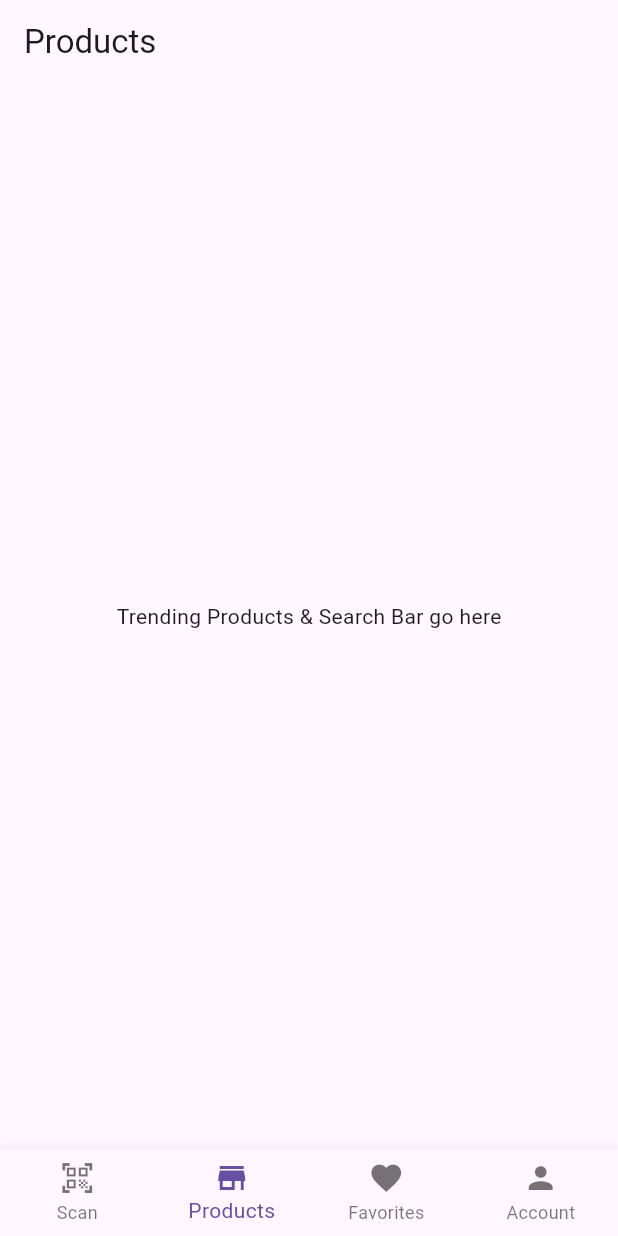
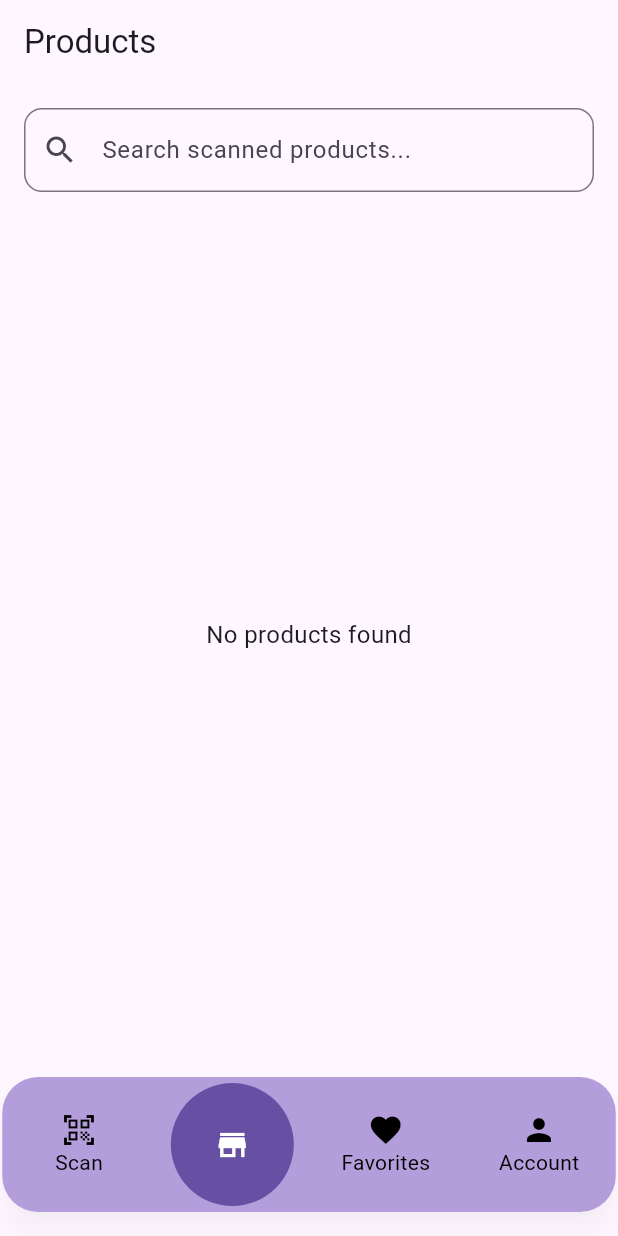
Before and after one commit to Dandaman130/capstone_project, a Flutter app: the screen it shows after launch, item 2 of the bottom bar chosen, on a phone screen of 412 x 824 dp. Run offline on Flutter 3.47's test engine with Material 3 defaults, Android fonts, the light colour scheme and no system bars; drawn by our look-alikes of flutter_snake_navigationbar; our stand-ins replace flutter_riverpod; missing offline and left inert: mobile_scanner.

Commit message:
Implementation of the search bar and snakebar for navigation

```diff
--- a/lib/main.dart
+++ b/lib/main.dart
@@ -2,9 +2,9 @@
 Current State 9/24/25 Last Modified v(beta 1.0)
 Consists of the app startup and bottom nav bar
 
-Things to Conisder
-updating bottom nav bar with newer flutter package
-reformatting the code
+Update 9/29/25
+Snake bar has been implemented, though positioning needs to be fixed slightly
+Code still needs to be reformatted
 */
 
 import 'package:flutter/material.dart';
@@ -14,17 +14,15 @@ import 'screens/screen2.dart';
 import 'screens/screen3.dart';
 import 'screens/screen4.dart';
 import 'services/local_product_loader.dart';
-
+import 'package:flutter_snake_navigationbar/flutter_snake_navigationbar.dart';
 
 void main() async {
-  WidgetsFlutterBinding.ensureInitialized(); //Required for asset loading
-  await LocalProductLoader.load();           //Loading  sample_products.json
+  WidgetsFlutterBinding.ensureInitialized(); // Required for asset loading
+  await LocalProductLoader.load();           // Loading sample_products.json
   runApp(const ProviderScope(child: MyApp()));
 }
 
-//void main() => runApp(const ProviderScope(child: MyApp())); //The OG startup func
-
-
+// void main() => runApp(const ProviderScope(child: MyApp())); // The OG startup func
 
 class MyApp extends StatelessWidget {
   const MyApp({Key? key}) : super(key: key);
@@ -64,16 +62,55 @@ class _MainPageState extends State<MainPage> {
     });
   }
 
-  //This is the bottom nav bar that will need to be replaced
-  //At some point, it is only temp so don't forget to
-  //REFACTOR CODE W/THIS IN MIND!!!!
   @override
   Widget build(BuildContext context) {
+    //Theme color for snake (keeps color consistent with app theme)
+    final Color primary = Theme.of(context).primaryColor;
+
     return Scaffold(
       body: _pages[_currentIndex],
-      bottomNavigationBar: BottomNavigationBar(
+
+      //Centered floating Snake Navigation Bar
+      bottomNavigationBar: Padding(
+        //Creates equal vertical & horizontal distance/padding/whatever
+        padding: const EdgeInsets.symmetric(horizontal: 1.5, vertical: 16.0),
+        child: SizedBox(
+          //Fixed height (need to look into this to fix RenderFlex overflow)
+          height: 90,
+          child: SnakeNavigationBar.color(
+            behaviour: SnakeBarBehaviour.floating,
+            snakeShape: SnakeShape.circle,
+
+            //Round
+            shape: const RoundedRectangleBorder(
+              borderRadius: BorderRadius.all(Radius.circular(24)),
+            ),
+
+            //IMPORTANT: Internal padding set to zero so the library distributes
+            //items evenly across the full width of this SizedBox.
+            padding: EdgeInsets.zero,
+
+            //Inner height of the bar
+            height: 64,
+
+            //Color of the bar (can adjust this to whatever, I just like purple :D)
+            backgroundColor: Colors.deepPurple[200], //Snakebar background color
+            snakeViewColor: primary,              //Color of the snake indicator
+            selectedItemColor: Colors.white,      //The color of the icon when it's selected (circled)
+            unselectedItemColor: Colors.black,     //The color of the icon when it's not selected
+
+            // Float shadow to emphasize elevation
+            shadowColor: Colors.black.withOpacity(0.18),
+            elevation: 8,
+
+            // keep labels visible (optional)
+            showSelectedLabels: true,
+            showUnselectedLabels: true,
+
+            // navigation handling
             currentIndex: _currentIndex,
             onTap: _onTabTapped,
+
             items: const [
               BottomNavigationBarItem(
                 icon: Icon(Icons.qr_code_scanner),
@@ -92,7 +129,8 @@ class _MainPageState extends State<MainPage> {
                 label: 'Account',
               ),
             ],
-        type: BottomNavigationBarType.fixed,
+          ),
+        ),
       ),
     );
   }
--- a/lib/screens/screen2.dart
+++ b/lib/screens/screen2.dart
@@ -1,16 +1,94 @@
+/*
+Changes Made: Sept 29, 2025
+Implemented search bar
+- Realtime search that filters products by name or brand
+- Products are stored in ScannedProductCache.all; screen filters list to display
+items that match the search query
+-Shows name, brand, quantity, and nutriscore (Can update this if needed)
+- "No products found" if an item is searched and hasn't been scanned
+
+TODO:
+-Implementation of hive package for caching
+-Design
+ */
+
+
 import 'package:flutter/material.dart';
+import '../services/scanned_product_cache.dart';
+import '../models/scanned_product.dart';
 
-class Screen2 extends StatelessWidget {
+class Screen2 extends StatefulWidget {
   const Screen2({Key? key}) : super(key: key);
 
   @override
+  State<Screen2> createState() => _Screen2State();
+}
+
+class _Screen2State extends State<Screen2> {
+  String _searchQuery = '';
+
+  @override
   Widget build(BuildContext context) {
+    //Filter scanned products by search query
+    final List<ScannedProduct> filteredProducts = ScannedProductCache.all
+        .where((product) =>
+    product.name.toLowerCase().contains(_searchQuery.toLowerCase()) ||
+        product.brand.toLowerCase().contains(_searchQuery.toLowerCase()))
+        .toList();
+
     return Scaffold(
       appBar: AppBar(
         title: const Text('Products'),
       ),
-      body: const Center(
-        child: Text('Trending Products & Search Bar go here'),
+      body: Column(
+        children: [
+          //Search bar
+          Padding(
+            padding: const EdgeInsets.all(16.0),
+            child: TextField(
+              decoration: InputDecoration(
+                hintText: 'Search scanned products...',
+                prefixIcon: const Icon(Icons.search),
+                border: OutlineInputBorder(
+                  borderRadius: BorderRadius.circular(12),
+                ),
+              ),
+              onChanged: (value) {
+                setState(() {
+                  _searchQuery = value;
+                });
+              },
+            ),
+          ),
+
+          //Show filtered list
+          Expanded(
+            child: filteredProducts.isEmpty
+                ? const Center(
+              child: Text(
+                'No products found',
+                style: TextStyle(fontSize: 16),
+              ),
+            )
+                : ListView.builder(
+              itemCount: filteredProducts.length,
+              itemBuilder: (context, index) {
+                final product = filteredProducts[index];
+                return Card(
+                  margin: const EdgeInsets.symmetric(
+                      vertical: 4, horizontal: 16),
+                  child: ListTile(
+                    title: Text(product.name),
+                    subtitle: Text('Brand: ${product.brand}\n'
+                        'Nutri-Score: ${product.nutriScore}'),
+                    trailing: Text(product.quantity),
+                    isThreeLine: true,
+                  ),
+                );
+              },
+            ),
+          ),
+        ],
       ),
     );
   }
--- a/lib/services/openfoodfacts_api.dart
+++ b/lib/services/openfoodfacts_api.dart
@@ -18,7 +18,7 @@ class OpenFoodFactsApi {
 
     //UPADTE THIS when iterating versions so OFF.com knows who/version we are.
     final response = await http.get(url, headers: {
-      'User Agent': 'Unnamed Capstone Project v(beta 1.0) - Dart/Flutter - dandun914@gmail.com'
+      'User-Agent': 'Unnamed Capstone Project v(beta 1.0) - Dart/Flutter - dandun914@gmail.com'
     });
 
     if (response.statusCode == 200) {
--- a/pubspec.yaml
+++ b/pubspec.yaml
@@ -31,6 +31,7 @@ dependencies:
   flutter:
     sdk: flutter
   http: ^1.1.0
+  flutter_snake_navigationbar: ^0.6.1
 
 
   # The following adds the Cupertino Icons font to your application.
```
Also changed, not shown: pubspec.lock. Lines whose indentation alone changed are shown as unchanged.
